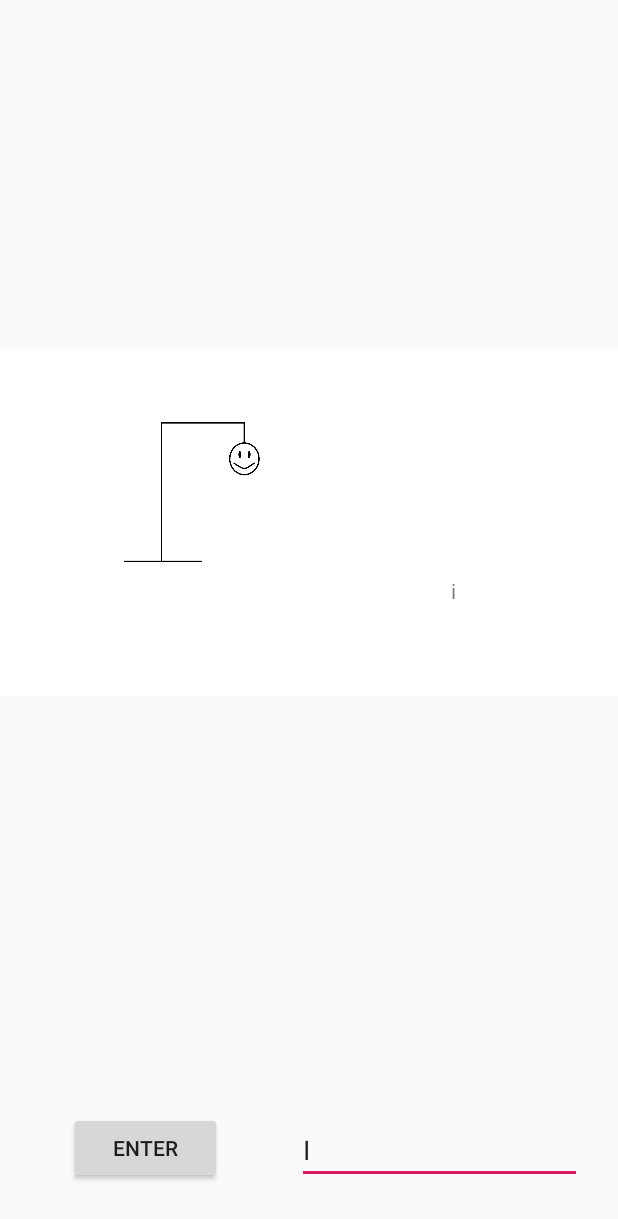
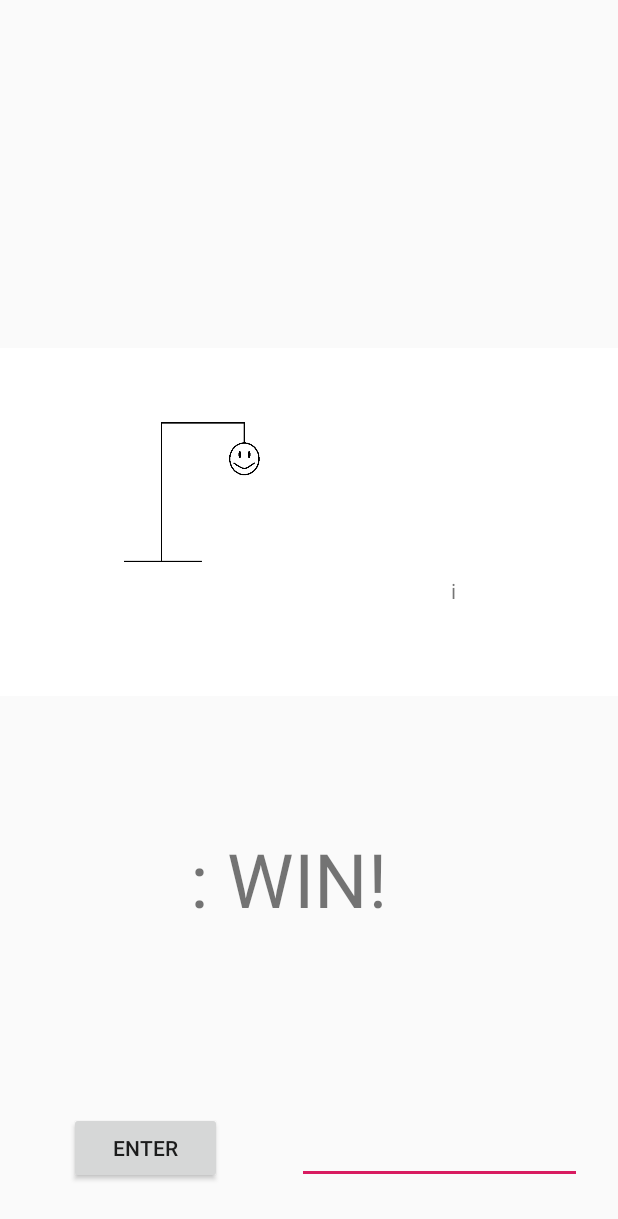
Before and after one commit to SaiSamarth123/Hangdroid, an Android app: the GameActivity screen opened directly, with no data from a screen before it, after a tap on "ENTER", on a phone screen of 412 x 824 dp. Shown: the top 1219 px of the screen. Run offline under Robolectric (Android 15) with nearby library versions, the phone set to English and light mode, and no system bars; 1 statement that could not run was skipped.

Commit message:
nearly finished

```diff
--- a/app/src/main/java/com/example/sai/hangdroid/GameActivity.java
+++ b/app/src/main/java/com/example/sai/hangdroid/GameActivity.java
@@ -12,15 +12,20 @@ import android.widget.TextView;
 import android.content.Intent;
 
 public class GameActivity extends AppCompatActivity {
-    Intent intent = getIntent();
-    private String gWord = intent.getExtras().getString("name");
-    //private String gWord = "tree";
+    //Intent intent = getIntent();
+    //private String gWord = intent.getExtras().getString("name");
+    private String gWord = "";
     private String hidden = "";
     int counter = 1;
+    private boolean victory = false;
+    private String[] goodLetters = {"a","b","c","d","e","f","g","h","i",
+            "j","k","l","m","n","o","p","q","r","s","t","u","v","w","y","x","z"};
 
     protected void onCreate(Bundle savedInstanceState) {
         super.onCreate(savedInstanceState);
         setContentView(R.layout.activity_game);
+        Bundle p = getIntent().getExtras();
+        this.gWord = p.getString("word");
         TextView answer = (TextView) findViewById(R.id.textView6);
         for (int i = 0; i < gWord.length(); i++) {
             hidden += "-";
@@ -35,9 +40,24 @@ public class GameActivity extends AppCompatActivity {
         String letter = myEditText.getText().toString();
         letter = letter.toLowerCase();
         Log.d("", "The letter introduced is " + letter);
+
+        if (victory == true) {
+            return;
+        }
+        boolean ifGood = false;
+        for (int i = 0; i < goodLetters.length; i++) {
+            if (goodLetters[i].equals(letter)) {
+                goodLetters[i] = "%";
+                ifGood = true;
+            }
+        }
+        if (!ifGood) {
+            return;
+        }
         if (letter.length() == 1) {
             checkLetter(letter);
         }
+        myEditText.setText("");
         //TextView answer = (TextView) findViewById(R.id.textView6);
         //answer.setText(letter);
         //editTextLayer.setText("Q");
@@ -60,13 +80,17 @@ public class GameActivity extends AppCompatActivity {
         }
 
         hidden = fin;
+        if (hidden.equals(gWord)) {
+            this.victory = true;
+            hidden += ": WIN!";
+        }
         TextView answer = (TextView) findViewById(R.id.textView6);
         answer.setText(hidden);
         if (guessed == false) {
             letterFailed(letter);
         }
     }
-
+    /**
     public void show(int position, char letterGuessed) {
         int counter = 0;
         String fin = "";
@@ -84,7 +108,7 @@ public class GameActivity extends AppCompatActivity {
         //TextView textView = (TextView) layoutLetter.getChildAt(position);
         //textView.setText(Character.toString(letterGuessed));
     }
-
+     **/
     public void letterFailed(String fLetter) {
         TextView failed = (TextView) findViewById(R.id.textView);
         String s = failed.getText().toString();
@@ -107,7 +131,8 @@ public class GameActivity extends AppCompatActivity {
        } else if (counter == 7) {
            imageView.setImageResource(R.drawable.hang6);
            TextView answer = (TextView) findViewById(R.id.textView6);
-           answer.setText("LOSS!");
+           answer.setText(gWord+ ": LOSS!");
+           this.victory = true;
        }
 
     }
--- a/app/src/main/java/com/example/sai/hangdroid/MainActivity.java
+++ b/app/src/main/java/com/example/sai/hangdroid/MainActivity.java
@@ -32,7 +32,10 @@ public class MainActivity extends AppCompatActivity {
         String[] wordy = wood.split(",");
         int thing = (int) (Math.random() * ((19 - 0) + 1)) + 0;
         String fin = wordy[thing];
-        myIntent.putExtra("word",fin);
+        //String fin = "pineapple";
+        Bundle ez = new Bundle();
+        ez.putString("word", fin);
+        myIntent.putExtras(ez);
 
        // change(fin);
         startActivity(myIntent);
--- a/app/src/main/res/layout/activity_game.xml
+++ b/app/src/main/res/layout/activity_game.xml
@@ -88,7 +88,7 @@
             android:layout_weight="1"
             android:gravity="center"
             android:text="_"
-            android:textSize="@android:dimen/notification_large_icon_height" />
+            android:textSize="50dp" />
     </LinearLayout>
 
     <TextView
```
